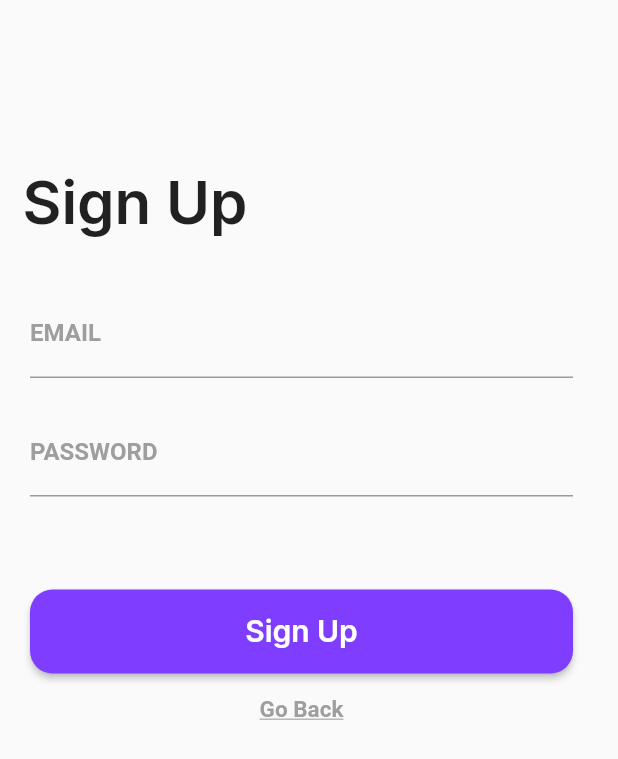
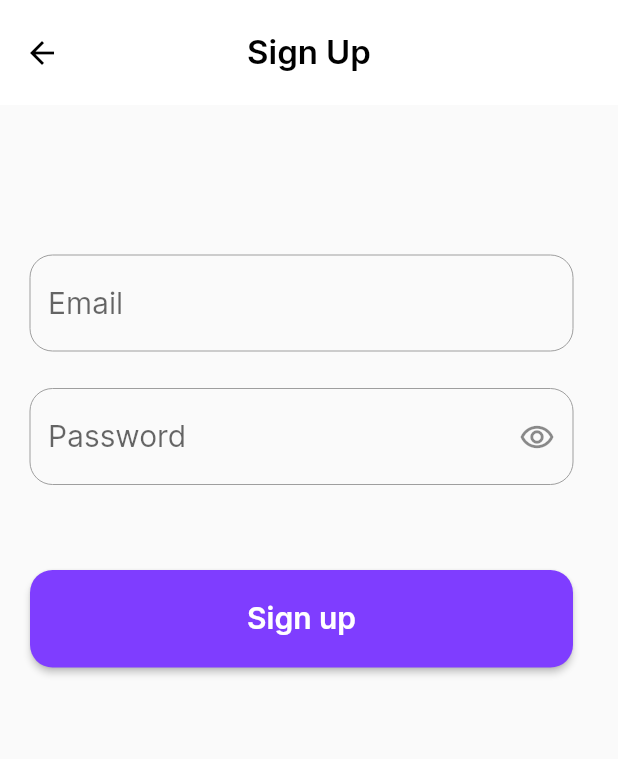
Before and after one commit to 20021462/FlutterHelloWorld, a Flutter app: the LoginPage screen opened directly, after a tap on "Login", after a tap on "Sign Up", on a phone screen of 412 x 824 dp. Shown: the top 759 px of the screen. Run offline on Flutter 3.47's test engine with Material 2 defaults, Android fonts, the phone set to English and light mode, and no system bars; our stand-ins replace cloud_firestore, firebase_auth, firebase_core, flutter_masked_text, smooth_page_indicator; accounts and stored records are empty; network calls fail; Roboto replaces fonts that are missing (Montserrat).

Commit message:
Updatef ront-end
- Update login page
- Update sign up page
- Update reset passord page
- Fix FAB error when keyboard appear

```diff
--- a/lib/introduction_page/introduction_pageview.dart
+++ b/lib/introduction_page/introduction_pageview.dart
@@ -69,6 +69,7 @@ class _IntroductionPageViewState extends State<IntroductionPageView> {
   @override
   Widget build(BuildContext context) {
     return Scaffold(
+      resizeToAvoidBottomInset: false,
       body: Container(
         padding: const EdgeInsets.only(bottom: 230),
         child: PageView(
--- a/lib/login_page/login_page.dart
+++ b/lib/login_page/login_page.dart
@@ -1,6 +1,7 @@
 import 'package:firebase_auth/firebase_auth.dart';
 import 'package:flutter/material.dart';
 import 'package:hello_world/home_page.dart';
+import 'package:hello_world/introduction_page/introduction_pageview.dart';
 import 'package:hello_world/login_page/reset_password.dart';
 import 'package:hello_world/login_page/sign_up.dart';
 import 'package:hello_world/main.dart';
@@ -24,6 +25,7 @@ class _LoginPageState extends State<LoginPage> {
   final TextEditingController _emailController = TextEditingController();
   final TextEditingController _passwordController = TextEditingController();
   String error = '';
+  bool hidePassword = true;
 
   void _singIn() async {
     try {
@@ -50,63 +52,74 @@ class _LoginPageState extends State<LoginPage> {
   Widget build(BuildContext context) {
     return Scaffold(
       appBar: AppBar(
+        toolbarHeight: 70,
         backgroundColor: Colors.white,
         elevation: 0,
-        title: Text("Login",
+        leading: IconButton(
+          icon: const Icon(Icons.arrow_back,color: Colors.black,),
+          onPressed: () {
+            Navigator.of(context).pushReplacement(
+              MaterialPageRoute(builder: (context) => const IntroductionPageView()),
+            );
+          },
+        ),
+        centerTitle: true ,
+        title: const Text("Login",
             textAlign: TextAlign.center,
             style: TextStyle(
             color: Colors.black,
-        ),),
+            fontWeight: FontWeight.bold,
+            fontSize: 22,
+            ),
+          ),
         ),
       resizeToAvoidBottomInset: false,
       body: Column(
         crossAxisAlignment: CrossAxisAlignment.start,
         children: <Widget>[
-            Stack(
-              children: <Widget>[
          Container(
-                  padding: const EdgeInsets.fromLTRB(15, 110, 0, 0),
-                  child: const Text("Login",
-                      style: TextStyle(
-                          fontSize: 40, fontWeight: FontWeight.bold
-                      )
-                  ),
-                )
-              ],
-            ),
-            Container(
-              padding: const EdgeInsets.only(top: 35, left: 20, right: 30),
+           color: Colors.white,
+            padding: const EdgeInsets.only(top: 100, left: 20, right: 30),
             child: Column(
               children: <Widget>[
                 TextField(
                   controller: _emailController,
-                    decoration: const InputDecoration(
-                        labelText: 'EMAIL',
-                        labelStyle: TextStyle(
-                            fontFamily: 'Montserrat',
-                            fontWeight: FontWeight.bold,
-                            color: Colors.grey
+                  decoration: InputDecoration(
+                      hintText: "Email",
+                    enabledBorder: OutlineInputBorder(
+                      borderRadius: BorderRadius.circular(15),
+                      borderSide: const BorderSide(color: Colors.grey,width: 0),
                     ),
-                        focusedBorder: UnderlineInputBorder(
-                          borderSide: BorderSide(color: Colors.green),
-                        )
+                    focusedBorder: OutlineInputBorder(
+                      borderRadius: BorderRadius.circular(15),
+                      borderSide:  BorderSide(color: Colors.grey.shade900),
                     ),
+                  ),
+                  style: const TextStyle(fontSize: 20),
                 ),
                 const SizedBox(height: 25,),
                 TextField(
                   controller: _passwordController,
-                    decoration: const InputDecoration(
-                        labelText: 'PASSWORD',
-                        labelStyle: TextStyle(
-                            fontFamily: 'Montserrat',
-                            fontWeight: FontWeight.bold,
-                            color: Colors.grey
+                  decoration: InputDecoration(
+                      hintText: 'Password',
+                      enabledBorder: OutlineInputBorder(
+                        borderRadius: BorderRadius.circular(15),
+                        borderSide: const BorderSide(color: Colors.grey,width: 0),
                       ),
-                        focusedBorder: UnderlineInputBorder(
-                          borderSide: BorderSide(color: Colors.green),
-                        )
+                      focusedBorder: OutlineInputBorder(
+                        borderRadius: BorderRadius.circular(15),
+                        borderSide:  BorderSide(color: Colors.grey.shade900),
                       ),
-                    obscureText: true,
+                    suffixIcon: IconButton(
+                        onPressed: () {
+                          setState(() {
+                            hidePassword=!hidePassword;
+                          });
+                        },
+                        icon: Icon(hidePassword? Icons.remove_red_eye_outlined: Icons.remove_red_eye))
+                  ),
+                  obscureText: hidePassword,
+                  style: const TextStyle(fontSize: 20),
                 ),
                 const SizedBox(height: 20,),
                 Container(
@@ -121,7 +134,7 @@ class _LoginPageState extends State<LoginPage> {
                 ElevatedButton(
                     style: ElevatedButton.styleFrom(
                       backgroundColor: const Color(0xff7f3dff),
-                        minimumSize: const Size(380, 56),
+                      minimumSize: const Size(380, 65),
                       shape: shape,
                     ),
                     onPressed: () async {
--- a/lib/login_page/sign_up.dart
+++ b/lib/login_page/sign_up.dart
@@ -1,6 +1,5 @@
 import 'package:firebase_auth/firebase_auth.dart';
 import 'package:flutter/material.dart';
-import 'package:hello_world/login_page/login_page.dart';
 import 'package:hello_world/login_page/verify_email.dart';
 
 import '../firebase.dart';
@@ -21,6 +20,7 @@ class SignupPageState extends State<SignupPage> {
 
   bool failed = false;
   String error='';
+  bool hidePassword = true;
 
   void _signup() async {
     try{
@@ -43,56 +43,73 @@ class SignupPageState extends State<SignupPage> {
   @override
   Widget build(BuildContext context) {
     return Scaffold(
+        appBar: AppBar(
+          toolbarHeight: 70,
+          backgroundColor: Colors.white,
+          elevation: 0,
+          leading: IconButton(
+            icon: const Icon(Icons.arrow_back,color: Colors.black,),
+            onPressed: () {
+              Navigator.of(context).pop();
+            },
+          ),
+          centerTitle: true ,
+          title: const Text("Sign Up",
+            textAlign: TextAlign.center,
+            style: TextStyle(
+              color: Colors.black,
+              fontWeight: FontWeight.bold,
+              fontSize: 22,
+            ),
+          ),
+        ),
         body: Column(
           crossAxisAlignment: CrossAxisAlignment.start,
           children: <Widget>[
-            Stack(
-              children: <Widget>[
-                Container(
-                  padding: const EdgeInsets.fromLTRB(15, 110, 0, 0),
-                  child: const Text("Sign Up",
-                      style: TextStyle(
-                          fontSize: 40, fontWeight: FontWeight.bold
-                      )
-                  ),
-                )
-              ],
-            ),
             Container(
-              padding: const EdgeInsets.only(top: 35, left: 20, right: 30),
+              padding: const EdgeInsets.only(top: 100, left: 20, right: 30),
               child: Column(
                 children: <Widget>[
                   TextField(
                     controller: _emailController,
-                    decoration: const InputDecoration(
-                        labelText: 'EMAIL',
-                        labelStyle: TextStyle(
-                            fontFamily: 'Montserrat',
-                            fontWeight: FontWeight.bold,
-                            color: Colors.grey
+                    decoration: InputDecoration(
+                      hintText: "Email",
+                      enabledBorder: OutlineInputBorder(
+                        borderRadius: BorderRadius.circular(15),
+                        borderSide: const BorderSide(color: Colors.grey,width: 0),
+                      ),
+                      focusedBorder: OutlineInputBorder(
+                        borderRadius: BorderRadius.circular(15),
+                        borderSide:  BorderSide(color: Colors.grey.shade900),
+                      ),
+                    ),
+                    style: const TextStyle(fontSize: 20),
+                  ),
+                  const SizedBox(height: 25,),
+                  TextField(
+                    controller: _passwordController,
+                    decoration: InputDecoration(
+                        hintText: 'Password',
+                        enabledBorder: OutlineInputBorder(
+                          borderRadius: BorderRadius.circular(15),
+                          borderSide: const BorderSide(color: Colors.grey,width: 0),
                         ),
-                        focusedBorder: UnderlineInputBorder(
-                          borderSide: BorderSide(color: Colors.green),
-                        )
+                        focusedBorder: OutlineInputBorder(
+                          borderRadius: BorderRadius.circular(15),
+                          borderSide:  BorderSide(color: Colors.grey.shade900),
+                        ),
+                        suffixIcon: IconButton(
+                            onPressed: () {
+                              setState(() {
+                                hidePassword=!hidePassword;
+                              });
+                            },
+                            icon: Icon(hidePassword? Icons.remove_red_eye_outlined: Icons.remove_red_eye))
                     ),
+                    obscureText: hidePassword,
+                    style: const TextStyle(fontSize: 20),
                   ),
                   const SizedBox(height: 20,),
-                  TextField(
-                    controller: _passwordController,
-                    decoration: const InputDecoration(
-                        labelText: 'PASSWORD',
-                        labelStyle: TextStyle(
-                            fontFamily: 'Montserrat',
-                            fontWeight: FontWeight.bold,
-                            color: Colors.grey
-                        ),
-                        focusedBorder: UnderlineInputBorder(
-                          borderSide: BorderSide(color: Colors.green),
-                        )
-                    ),
-                    obscureText: true,
-                  ),
-                  const SizedBox(height: 25.0,),
                   Container(
                       alignment: Alignment.center,
                       padding: const EdgeInsets.symmetric(horizontal: 16),
@@ -105,41 +122,19 @@ class SignupPageState extends State<SignupPage> {
                   ElevatedButton(
                       style: ElevatedButton.styleFrom(
                         backgroundColor: const Color(0xff7f3dff),
-                        minimumSize: const Size(380, 56),
+                        minimumSize: const Size(380, 65),
                         shape: shape,
                       ),
                       onPressed: () async {
                         _signup();
                       },
                       child: const Text(
-                        "Sign Up",
+                        "Sign up",
                         style: TextStyle(
                           fontSize: 20,
                           fontWeight: FontWeight.bold,
                         ),)
                   ),
-                  const SizedBox(height: 15,),
-                  Row(
-                    mainAxisAlignment: MainAxisAlignment.center,
-                    children: <Widget>[
-                      InkWell(
-                        onTap: () {
-                          Navigator.of(context).pushReplacement(
-                              MaterialPageRoute(builder: (context) => LoginPage()));
-                        },
-                        child: const Text(
-                            'Go Back',
-                            style: TextStyle(
-                                color: Colors.grey,
-                                fontFamily: 'Montserrat',
-                                fontWeight: FontWeight.bold,
-                                decoration: TextDecoration.underline,
-                              fontSize: 15
-                            )
-                        ),
-                      )
-                    ],
-                  )
                 ],
               ),
             )
--- a/lib/main.dart
+++ b/lib/main.dart
@@ -23,7 +23,7 @@ import 'introduction_page/introduction_pageview.dart';
 
 const mainColor = Color(0xff7f3dff);
 final shape = RoundedRectangleBorder(
-  borderRadius: BorderRadius.circular(15)
+  borderRadius: BorderRadius.circular(15),
 );
 
 void main() async {
```
Also changed, not shown: lib/home_page.dart (+5 -2 lines), lib/login_page/reset_password.dart (+59 -37 lines). Lines whose indentation alone changed are shown as unchanged.
